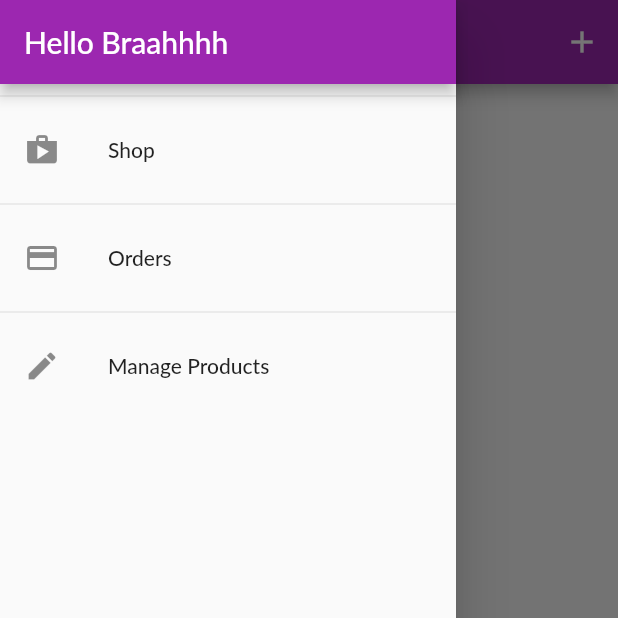
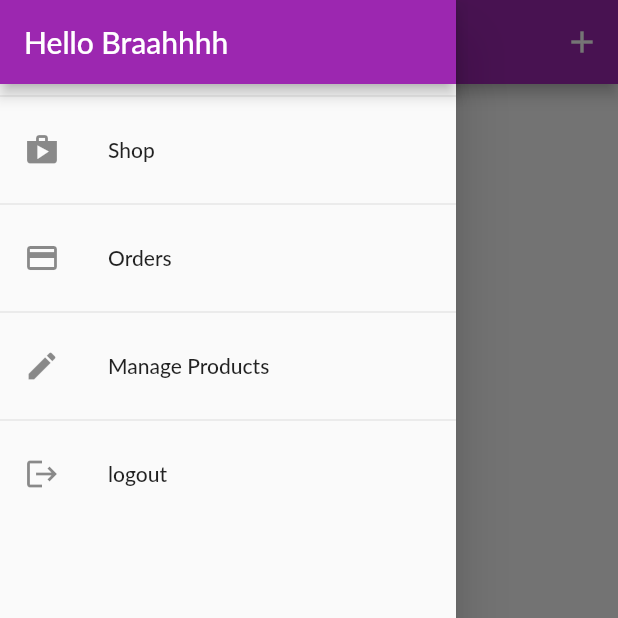
Before and after one commit to JeZoS/Flutter_App_shop, a Flutter app: the UserProductScreen screen opened by its route, with the side drawer open, on a phone screen of 412 x 824 dp, the top half of it. Run offline on Flutter 3.47's test engine with Material 2 defaults, Android fonts, the phone set to English and light mode, and no system bars; our stand-ins replace shared_preferences; accounts and stored records are empty; network calls fail; Roboto replaces fonts that are missing (Lato).

```diff
--- a/lib/providers/orders.dart
+++ b/lib/providers/orders.dart
@@ -20,13 +20,16 @@ class OrderItem {
 
 class Orders with ChangeNotifier {
   List<OrderItem> _orders = [];
-
+  final String token;
+  final String userId;
+  Orders(this.token, this.userId, this._orders);
   List<OrderItem> get orders {
     return [..._orders];
   }
 
   Future<void> fetchAndSetOrders() async {
-    final url = 'https://shop-ss.firebaseio.com/orders.json';
+    final url =
+        'https://shop-ss.firebaseio.com/orders/$userId.json?auth=$token';
     final response = await http.get(url);
     final List<OrderItem> loadedOrders = [];
     final extractedData = json.decode(response.body) as Map<String, dynamic>;
@@ -59,7 +62,8 @@ class Orders with ChangeNotifier {
   }
 
   Future<void> addOrders(List<CartItem> cartProducts, double total) async {
-    final url = 'https://shop-ss.firebaseio.com/orders.json';
+    final url =
+        'https://shop-ss.firebaseio.com/orders/$userId.json?auth=$token';
     final timeStamp = DateTime.now();
     final response = await http.post(
       url,
--- a/lib/screens/auth_screen.dart
+++ b/lib/screens/auth_screen.dart
@@ -2,7 +2,7 @@ import 'package:flutter/material.dart';
 import 'package:provider/provider.dart';
 import 'package:shop_ss/models/http_exception.dart';
 import 'package:shop_ss/providers/auth.dart';
-import 'dart:html';
+//import 'dart:html';
 import 'dart:math';
 
 enum AuthMode { Signup, Login }
--- a/lib/screens/user_products_screen.dart
+++ b/lib/screens/user_products_screen.dart
@@ -9,12 +9,13 @@ class UserProductScreen extends StatelessWidget {
   static const routeName = '/user-products';
 
   Future<void> _refresh(context) async {
-    await Provider.of<Products>(context).fetchAndSetProducts();
+    await Provider.of<Products>(context, listen: false)
+        .fetchAndSetProducts(true);
   }
 
   @override
   Widget build(BuildContext context) {
-    final prod = Provider.of<Products>(context);
+    //final prod = Provider.of<Products>(context);
     return Scaffold(
       appBar: AppBar(
         title: Text(
@@ -30,9 +31,17 @@ class UserProductScreen extends StatelessWidget {
         ],
       ),
       drawer: AppDrawer(),
-      body: RefreshIndicator(
+      body: FutureBuilder(
+        future: _refresh(context),
+        builder: (ctx, snapshot) =>
+            snapshot.connectionState == ConnectionState.waiting
+                ? Center(
+                    child: CircularProgressIndicator(),
+                  )
+                : RefreshIndicator(
                     onRefresh: () => _refresh(context),
-        child: Padding(
+                    child: Consumer<Products>(
+                      builder: (ctx, prod, _) => Padding(
                         padding: EdgeInsets.all(8),
                         child: ListView.builder(
                           itemBuilder: (ctx, index) => Column(
@@ -49,6 +58,8 @@ class UserProductScreen extends StatelessWidget {
                         ),
                       ),
                     ),
+                  ),
+      ),
     );
   }
 }
--- a/lib/widgets/app_drawer.dart
+++ b/lib/widgets/app_drawer.dart
@@ -1,6 +1,8 @@
 import 'package:flutter/material.dart';
+import 'package:provider/provider.dart';
 import 'package:shop_ss/screens/orders_screen.dart';
 import 'package:shop_ss/screens/user_products_screen.dart';
+import '../providers/auth.dart';
 
 class AppDrawer extends StatelessWidget {
   @override
@@ -37,6 +39,17 @@ class AppDrawer extends StatelessWidget {
                   .pushReplacementNamed(UserProductScreen.routeName);
             },
           ),
+          Divider(),
+          ListTile(
+            leading: Icon(Icons.logout),
+            title: Text('logout'),
+            onTap: () {
+              Navigator.of(context).pop();
+              Provider.of<Auth>(context, listen: false).logout();
+              // Navigator.of(context)
+              //     .pushReplacementNamed(UserProductScreen.routeName);
+            },
+          ),
         ],
       ),
     );
--- a/lib/widgets/product_item.dart
+++ b/lib/widgets/product_item.dart
@@ -1,4 +1,5 @@
 import 'package:flutter/material.dart';
+import 'package:shop_ss/providers/auth.dart';
 import 'package:shop_ss/providers/cart.dart';
 import 'package:shop_ss/providers/product.dart';
 import 'package:shop_ss/screens/product_detail_screen.dart';
@@ -15,6 +16,7 @@ class ProductItem extends StatelessWidget {
   Widget build(BuildContext context) {
     final prod = Provider.of<Product>(context, listen: false);
     final crt = Provider.of<Cart>(context, listen: false);
+    final auth = Provider.of<Auth>(context, listen: false);
     return ClipRRect(
       borderRadius: BorderRadius.circular(10),
       child: GridTile(
@@ -37,7 +39,7 @@ class ProductItem extends StatelessWidget {
               icon: Icon(
                 prod.isFavourite ? Icons.favorite : Icons.favorite_border,
               ),
-              onPressed: () => prod.toggleFavourote(),
+              onPressed: () => prod.toggleFavourote(auth.token, auth.userId),
               color: Theme.of(context).accentColor,
             ),
           ),
--- a/pubspec.yaml
+++ b/pubspec.yaml
@@ -3,7 +3,7 @@ description: A new Flutter project.
 
 # The following line prevents the package from being accidentally published to
 # pub.dev using `pub publish`. This is preferred for private packages.
-publish_to: 'none' # Remove this line if you wish to publish to pub.dev
+publish_to: "none" # Remove this line if you wish to publish to pub.dev
 
 # The following defines the version and build number for your application.
 # A version number is three numbers separated by dots, like 1.2.43
@@ -24,7 +24,6 @@ dependencies:
   flutter:
     sdk: flutter
 
-
   # The following adds the Cupertino Icons font to your application.
   # Use with the CupertinoIcons class for iOS style icons.
   cupertino_icons: ^1.0.0
@@ -35,13 +34,13 @@ dev_dependencies:
   provider: 4.0.0
   intl: ^0.15.8
   http: ^0.12.0+2
+  shared_preferences: ^0.5.12+4
 
 # For information on the generic Dart part of this file, see the
 # following page: https://dart.dev/tools/pub/pubspec
 
 # The following section is specific to Flutter.
 flutter:
-
   # The following line ensures that the Material Icons font is
   # included with your application, so that you can use the icons in
   # the material Icons class.
```
Also changed, not shown: lib/main.dart (+24 -7 lines), lib/providers/auth.dart (+57 -2 lines), lib/providers/product.dart (+7 -6 lines), lib/providers/products.dart (+25 -6 lines), lib/widgets/splash_screen.dart (added, +12 -0 lines), pubspec.lock. Lines whose indentation alone changed are shown as unchanged.
